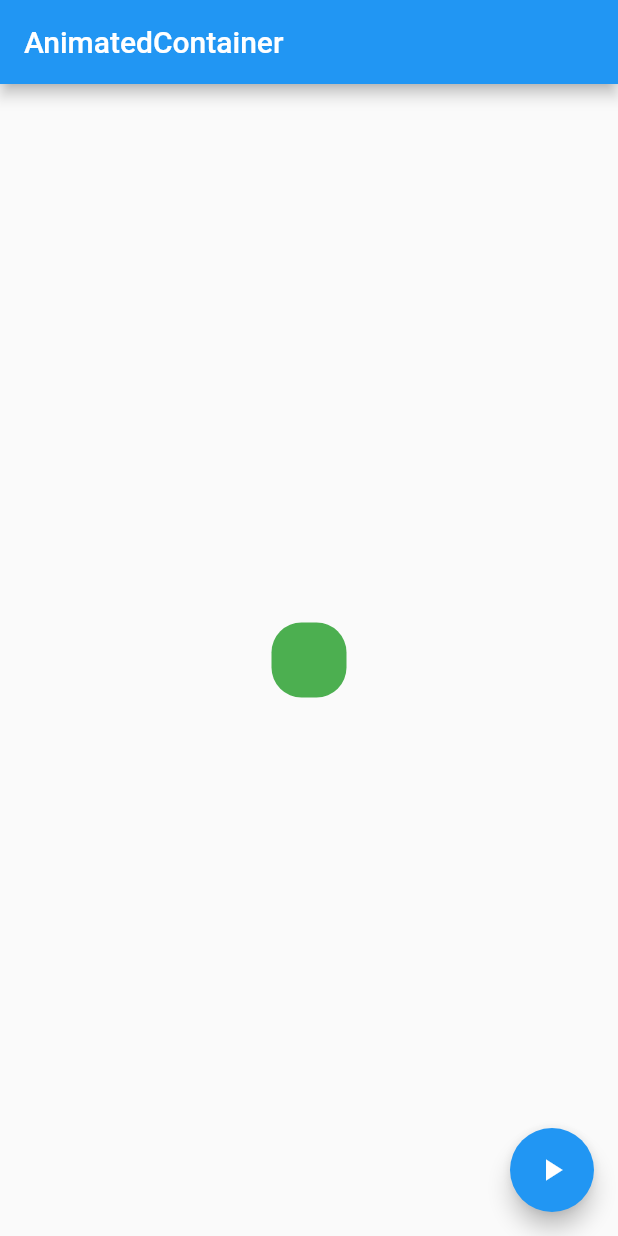
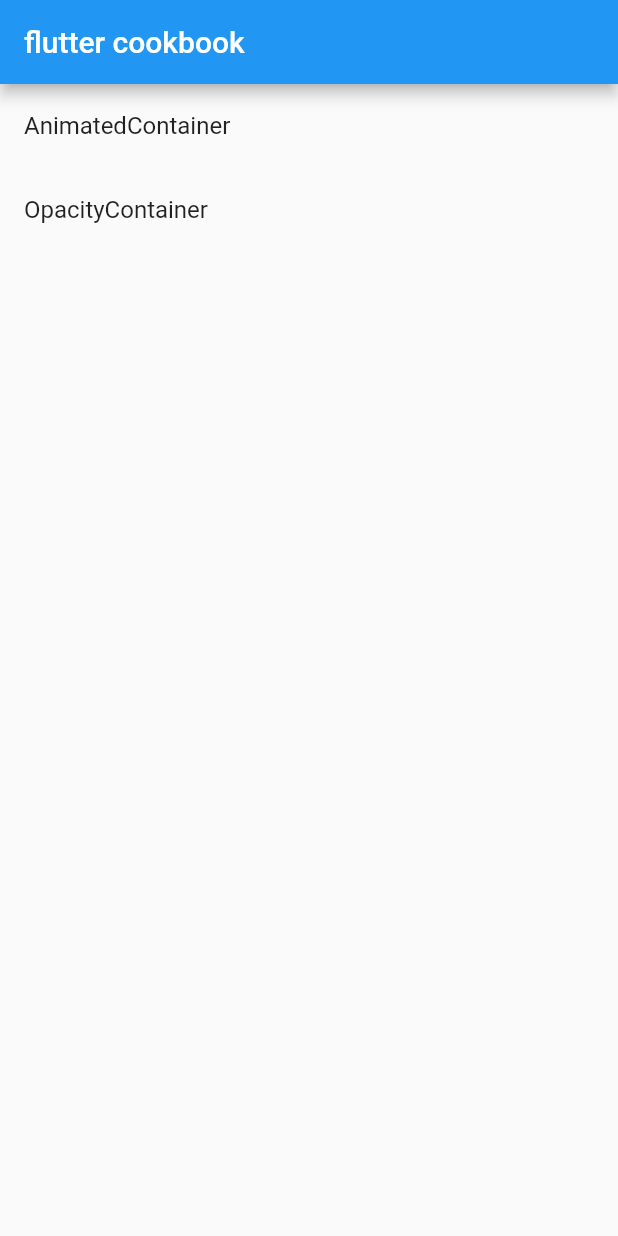
Before and after one commit to hd1534/flutter2, a Flutter app: the screen it shows after launch, on a phone screen of 412 x 824 dp. Run offline on Flutter 3.47's test engine with Material 2 defaults, Android fonts, the phone set to English and light mode, and no system bars.

Commit message:
add main LIST

```diff
--- a/lib/MyAnimatedContainer.dart
+++ b/lib/MyAnimatedContainer.dart
@@ -2,12 +2,12 @@ import 'dart:math';
 
 import 'package:flutter/material.dart';
 
-class MyAnimatedcontainer extends StatefulWidget {
+class MyAnimatedContainer extends StatefulWidget {
   @override
-  _MyAnimatedcontainerState createState() => _MyAnimatedcontainerState();
+  _MyAnimatedContainerState createState() => _MyAnimatedContainerState();
 }
 
-class _MyAnimatedcontainerState extends State<MyAnimatedcontainer> {
+class _MyAnimatedContainerState extends State<MyAnimatedContainer> {
   final random = Random();
   double _width = 50.0;
   double _height = 50.0;
--- a/lib/main.dart
+++ b/lib/main.dart
@@ -1,5 +1,6 @@
 import 'package:flutter/material.dart';
 import 'package:flutter_cookbook/MyAnimatedContainer.dart';
+import 'package:flutter_cookbook/MyAnimatedOpacity.dart';
 
 void main() {
   runApp(MyApp());
@@ -12,22 +13,39 @@ class MyApp extends StatelessWidget {
     return MaterialApp(
       title: 'Flutter AnimatedContainer',
       theme: ThemeData(
-        // This is the theme of your application.
-        //
-        // Try running your application with "flutter run". You'll see the
-        // application has a blue toolbar. Then, without quitting the app, try
-        // changing the primarySwatch below to Colors.green and then invoke
-        // "hot reload" (press "r" in the console where you ran "flutter run",
-        // or simply save your changes to "hot reload" in a Flutter IDE).
-        // Notice that the counter didn't reset back to zero; the application
-        // is not restarted.
         primarySwatch: Colors.blue,
-        // This makes the visual density adapt to the platform that you run
-        // the app on. For desktop platforms, the controls will be smaller and
-        // closer together (more dense) than on mobile platforms.
         visualDensity: VisualDensity.adaptivePlatformDensity,
       ),
-      home: MyAnimatedcontainer(),
+      home: Home(),
     );
   }
 }
+
+
+class Home extends StatelessWidget {
+  @override
+  Widget build(BuildContext context) {
+    return Scaffold(
+      appBar: AppBar(title: Text("flutter cookbook")),
+      body: ListView(
+        children: [
+
+          ListTile(
+            title: Text("AnimatedContainer"),
+            onTap: () {
+              Navigator.push(context, MaterialPageRoute(builder: (context) => MyAnimatedContainer()));
+            },
+          ),
+
+          ListTile(
+            title: Text("OpacityContainer"),
+            onTap: () {
+              Navigator.push(context, MaterialPageRoute(builder: (context) => MyAnimatedOpacity()));
+            },
+          ),
+
+        ],
+      ),
+    );
+  }
+}
```
Also changed, not shown: lib/MyAnimatedOpacity.dart (added, +22 -0 lines).
